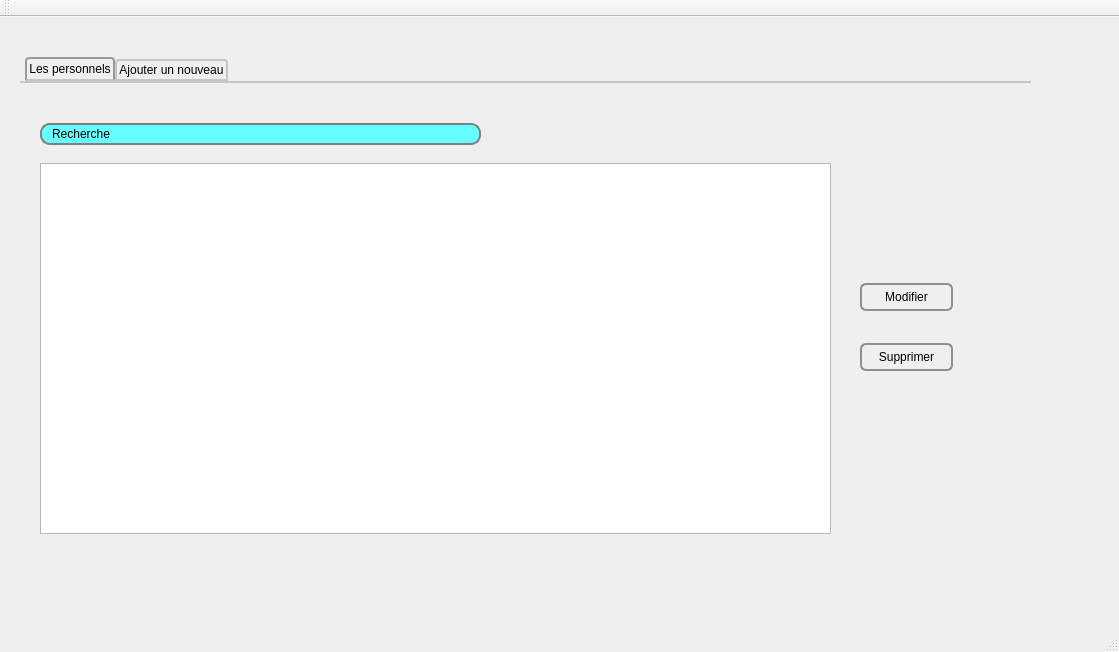
Before: the Qt Designer form mainwindow.ui in soumaya-nheri/Smart-Restaurant-2A27, drawn with Qt 5.
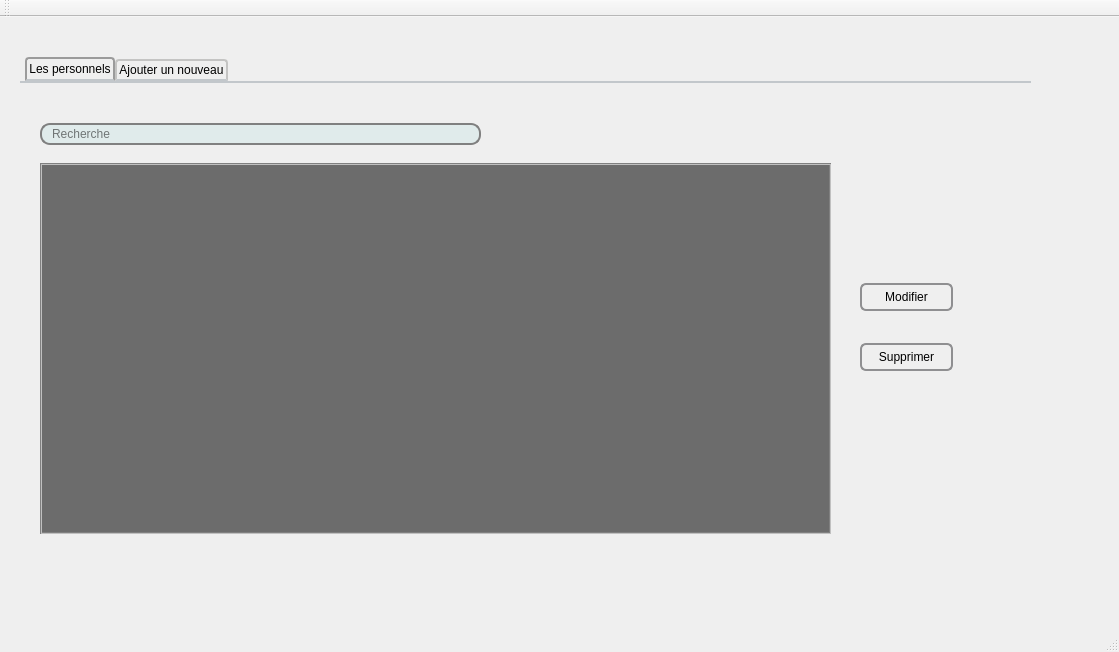
After: the same form once the commit is applied.

Patch:
```diff
--- a/mainwindow.ui
+++ b/mainwindow.ui
@@ -48,7 +48,7 @@
      border: 2px solid gray;
      border-radius: 10px;
      padding: 0 8px;
-     background: #66ffff	;
+     background: #e0ebeb	;
      selection-background-color: darkgray;
  }
    QTabWidget::pane { /* The tab widget frame */
@@ -106,7 +106,48 @@
        </rect>
       </property>
       <property name="styleSheet">
-       <string notr="true"/>
+       <string notr="true">/*QTableView Top left style */
+QTableView QTableCornerButton::section {
+   /*  background: red;
+    border: 2px outset red;*/
+    color: red;
+    background-color: rgb(64, 64, 64);
+    border: 5px solid #f6f7fa;
+    border-radius:0px;
+    border-color: rgb(64, 64, 64);
+ }
+
+ QTableView {
+         Color: white; /* text color in the table */
+         Gridline-color: black; /*The inner frame color*/
+         Background-color: rgb(108, 108, 108); /* background color in the table*/
+    alternate-background-color: rgb(64, 64, 64);
+         Selection-color: white; /* The text color of the selected area*/
+         Selection-background-color: rgb(77, 77, 77); /*The background color of the selected area*/
+    border: 2px groove gray;
+    border-radius: 0px;
+    padding: 2px 4px;
+}
+
+QHeaderView {
+    color: white;
+    font: bold 10pt;
+    background-color: rgb(108, 108, 108);
+    border: 0px solid rgb(144, 144, 144);
+    border:0px solid rgb(191,191,191);
+    border-left-color: rgba(255, 255, 255, 0);
+    border-top-color: rgba(255, 255, 255, 0);
+    border-radius:0px;
+    min-height:29px;
+}
+
+QHeaderView::section {
+    color: white;
+    background-color: rgb(64, 64, 64);
+    border: 5px solid #f6f7fa;
+    border-radius:0px;
+    border-color: rgb(64, 64, 64);
+} </string>
       </property>
      </widget>
      <widget class="QLineEdit" name="lineEdit">
@@ -119,6 +160,9 @@
        </rect>
       </property>
       <property name="text">
+       <string/>
+      </property>
+      <property name="placeholderText">
        <string>Recherche</string>
       </property>
      </widget>
```
Left out of the diff: 4 changed lines with no effect on the pictures.
